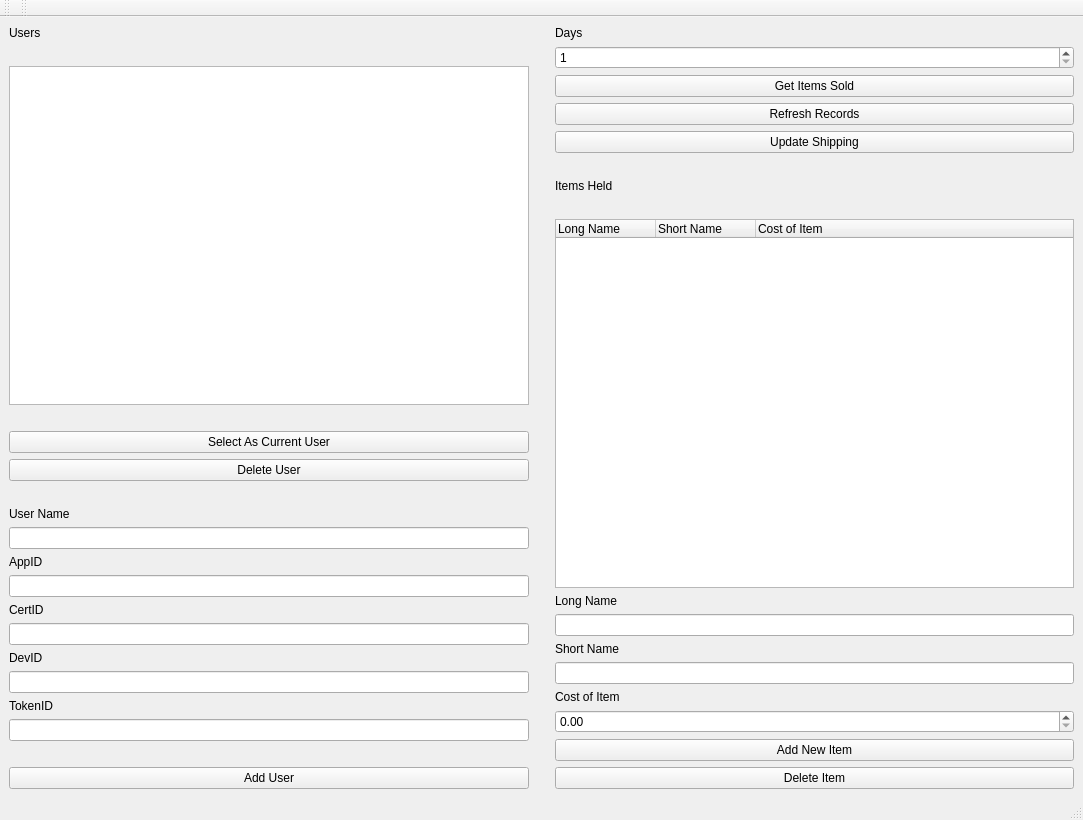
suhussai/ebayApp, file design.ui: the form before one commit.
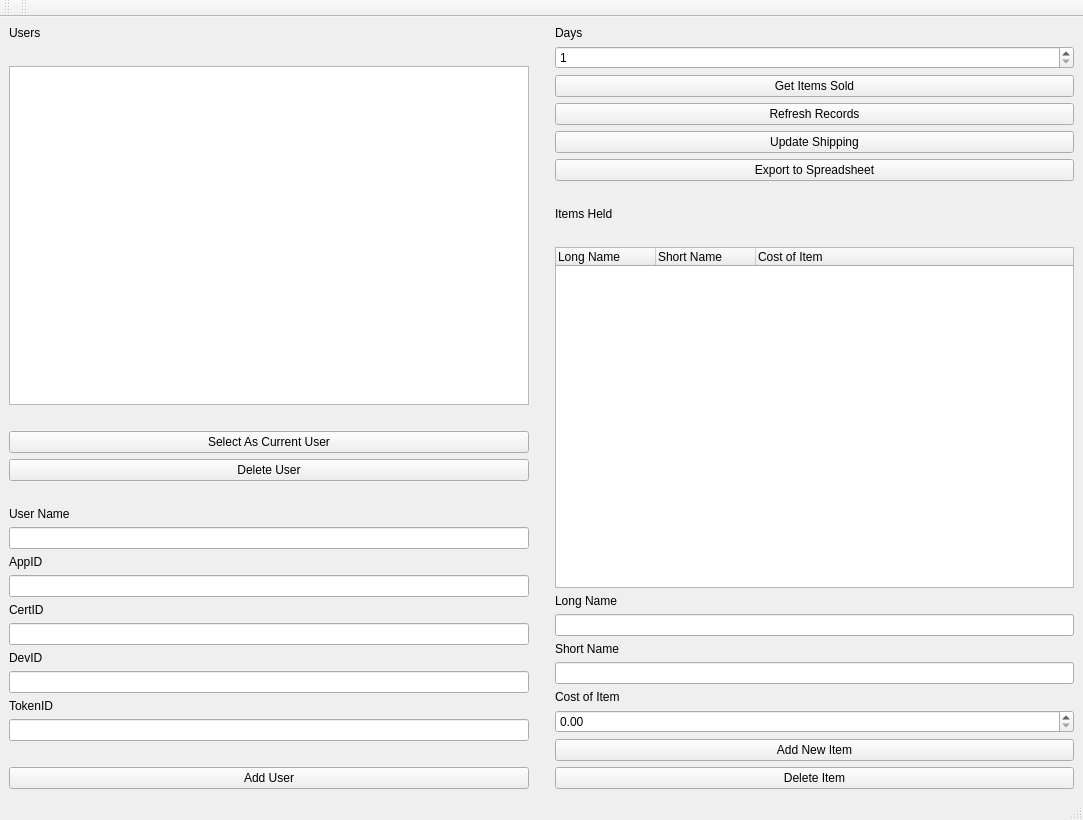
The form after the commit.

Commit message:
ported spreadsheet exporting functionality to fn
- spreadsheet now has its own button and thread
- fixed issue with button enabling/disabling

Diff of the .ui file:
```diff
--- a/design.ui
+++ b/design.ui
@@ -226,6 +226,13 @@
         </property>
        </widget>
       </item>
+      <item>
+       <widget class="QPushButton" name="btnExportToSpreadsheet">
+        <property name="text">
+         <string>Export to Spreadsheet</string>
+        </property>
+       </widget>
+      </item>
       <item>
        <spacer name="horizontalSpacer_4">
         <property name="orientation">
```
The commit also changes 2 other files.
